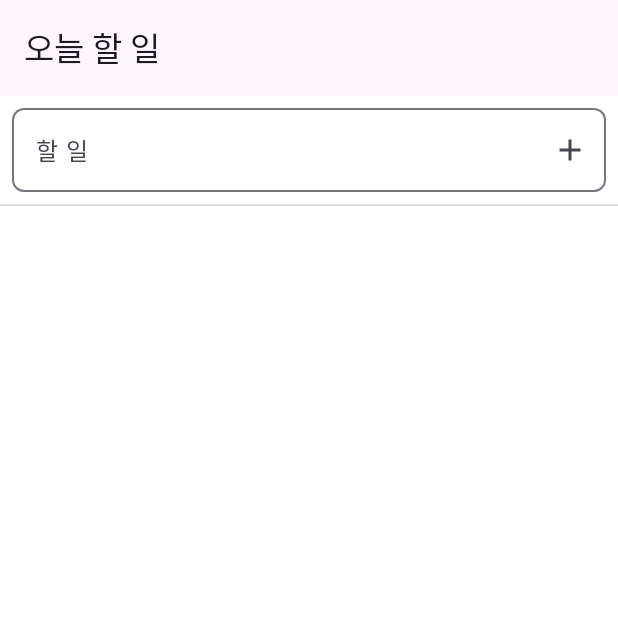
After one commit to dodragon/Compose, an Android app built with Jetpack Compose: the TodoActivity screen opened directly, with no data from a screen before it, on a phone screen of 412 x 824 dp, the top half of it. The commit adds this screen. Run offline under Robolectric (Android 15) with nearby library versions, the phone set to English and light mode, and no system bars; our stand-ins replace Room's generated code.

Commit message:
Compose Learning - Todo완료

```diff
--- a/app/build.gradle.kts
+++ b/app/build.gradle.kts
@@ -1,5 +1,6 @@
 @Suppress("DSL_SCOPE_VIOLATION") // TODO: Remove once KTIJ-19369 is fixed
 plugins {
+    kotlin("kapt")
     alias(libs.plugins.com.android.application)
     alias(libs.plugins.org.jetbrains.kotlin.android)
     alias(libs.plugins.google.android.libraries.mapsplatform.secrets.gradle.plugin)
@@ -69,6 +70,9 @@ dependencies {
     implementation(libs.fused.location.provider)
     implementation(libs.map.view)
     implementation(libs.androidx.appcompat)
+    implementation(libs.room)
+    implementation(libs.room.ktx)
+    kapt(libs.room.compiler)
     testImplementation(libs.junit)
     androidTestImplementation(libs.androidx.test.ext.junit)
     androidTestImplementation(libs.espresso.core)
--- a/app/src/main/java/com/example/compose/MainActivity.kt
+++ b/app/src/main/java/com/example/compose/MainActivity.kt
@@ -23,6 +23,7 @@ import com.example.compose.feature.GpsActivity
 import com.example.compose.feature.HorizontalMeasureActivity
 import com.example.compose.feature.ObesityCalculateActivity
 import com.example.compose.feature.StopWatchActivity
+import com.example.compose.feature.todo.ui.TodoActivity
 import com.example.compose.feature.XylophoneActivity
 import com.example.compose.feature.web.WebActivity
 import com.example.compose.ui.theme.ComposeTheme
@@ -49,7 +50,8 @@ class MainActivity : BaseActivity() {
         GalleryActivity::class.java,
         HorizontalMeasureActivity::class.java,
         XylophoneActivity::class.java,
-        GpsActivity::class.java
+        GpsActivity::class.java,
+        TodoActivity::class.java
     )
 
     override fun onCreate(savedInstanceState: Bundle?) {
--- /dev/null
+++ b/app/src/main/java/com/example/compose/feature/todo/data/data_source/TodoDatabase.kt
@@ -0,0 +1,10 @@
+package com.example.compose.feature.todo.data.data_source
+
+import androidx.room.Database
+import androidx.room.RoomDatabase
+import com.example.compose.feature.todo.domain.model.Todo
+
+@Database(entities = [Todo::class], version = 1)
+abstract class TodoDatabase : RoomDatabase() {
+    abstract fun todoDao(): TodoDao
+}
--- /dev/null
+++ b/app/src/main/java/com/example/compose/feature/todo/data/repository/TodoRepositoryImpl.kt
@@ -0,0 +1,35 @@
+package com.example.compose.feature.todo.data.repository
+
+import android.app.Application
+import androidx.room.Room
+import com.example.compose.feature.todo.data.data_source.TodoDatabase
+import com.example.compose.feature.todo.domain.model.Todo
+import com.example.compose.feature.todo.domain.repository.TodoRepository
+import kotlinx.coroutines.flow.Flow
+
+class TodoRepositoryImpl(
+    application: Application
+) : TodoRepository {
+
+    private val db = Room.databaseBuilder(
+        application,
+        TodoDatabase::class.java,
+        "todo-db"
+    ).build()
+
+    override fun observeTodos(): Flow<List<Todo>> {
+        return db.todoDao().todos()
+    }
+
+    override suspend fun insert(entity: Todo) {
+        db.todoDao().insert(entity)
+    }
+
+    override suspend fun update(entity: Todo) {
+        db.todoDao().update(entity)
+    }
+
+    override suspend fun delete(entity: Todo) {
+        db.todoDao().delete(entity)
+    }
+}
--- /dev/null
+++ b/app/src/main/java/com/example/compose/feature/todo/domain/repository/TodoRepository.kt
@@ -0,0 +1,11 @@
+package com.example.compose.feature.todo.domain.repository
+
+import com.example.compose.feature.todo.domain.model.Todo
+import kotlinx.coroutines.flow.Flow
+
+interface TodoRepository {
+    fun observeTodos(): Flow<List<Todo>>
+    suspend fun insert(entity: Todo)
+    suspend fun update(entity: Todo)
+    suspend fun delete(entity: Todo)
+}
--- /dev/null
+++ b/app/src/main/java/com/example/compose/feature/todo/domain/util/TodoViewModelFactory.kt
@@ -0,0 +1,26 @@
+package com.example.compose.feature.todo.domain.util
+
+import android.app.Application
+import androidx.lifecycle.ViewModel
+import androidx.lifecycle.ViewModelProvider
+import androidx.lifecycle.viewmodel.CreationExtras
+import com.example.compose.feature.todo.data.repository.TodoRepositoryImpl
+import com.example.compose.feature.todo.domain.repository.TodoRepository
+import com.example.compose.feature.todo.ui.main.TodoViewModel
+import kotlin.reflect.KClass
+
+class TodoViewModelFactory(
+    private val application: Application,
+    private val todoRepository: TodoRepository = TodoRepositoryImpl(application)
+) : ViewModelProvider.AndroidViewModelFactory(application) {
+
+    override fun <T : ViewModel> create(modelClass: Class<T>): T {
+        if(modelClass.isAssignableFrom(TodoViewModel::class.java)) {
+            return TodoViewModel(
+                application = application,
+                todoRepo = todoRepository
+            ) as T
+        }
+        return super.create(modelClass)
+    }
+}
--- /dev/null
+++ b/app/src/main/java/com/example/compose/feature/todo/ui/TodoActivity.kt
@@ -0,0 +1,33 @@
+package com.example.compose.feature.todo.ui
+
+import android.os.Bundle
+import androidx.activity.compose.setContent
+import androidx.activity.enableEdgeToEdge
+import androidx.compose.runtime.Composable
+import androidx.lifecycle.viewmodel.compose.viewModel
+import com.example.compose.base.BaseActivity
+import com.example.compose.feature.todo.domain.util.TodoViewModelFactory
+import com.example.compose.feature.todo.ui.main.MainScreen
+import com.example.compose.feature.todo.ui.main.TodoViewModel
+
+class TodoActivity : BaseActivity() {
+    override fun onCreate(savedInstanceState: Bundle?) {
+        super.onCreate(savedInstanceState)
+        setContent {
+            ResultView()
+        }
+    }
+
+    @Composable
+    override fun ResultView() {
+        val viewModel: TodoViewModel = viewModel(
+            factory = TodoViewModelFactory(application)
+        )
+
+        MainScreen(viewModel)
+    }
+
+    override fun onBack() {
+        finish()
+    }
+}
--- /dev/null
+++ b/app/src/main/java/com/example/compose/feature/todo/ui/main/MainScreen.kt
@@ -0,0 +1,132 @@
+package com.example.compose.feature.todo.ui.main
+
+import androidx.compose.foundation.layout.Arrangement
+import androidx.compose.foundation.layout.Column
+import androidx.compose.foundation.layout.PaddingValues
+import androidx.compose.foundation.layout.Spacer
+import androidx.compose.foundation.layout.fillMaxSize
+import androidx.compose.foundation.layout.fillMaxWidth
+import androidx.compose.foundation.layout.height
+import androidx.compose.foundation.layout.padding
+import androidx.compose.foundation.lazy.LazyColumn
+import androidx.compose.foundation.lazy.items
+import androidx.compose.foundation.shape.RoundedCornerShape
+import androidx.compose.foundation.text.KeyboardActions
+import androidx.compose.foundation.text.KeyboardOptions
+import androidx.compose.material.Divider
+import androidx.compose.material.Scaffold
+import androidx.compose.material3.ExperimentalMaterial3Api
+import androidx.compose.material3.Icon
+import androidx.compose.material3.OutlinedTextField
+import androidx.compose.material3.SnackbarHost
+import androidx.compose.material3.SnackbarHostState
+import androidx.compose.material3.SnackbarResult
+import androidx.compose.material3.Text
+import androidx.compose.material3.TopAppBar
+import androidx.compose.runtime.Composable
+import androidx.compose.runtime.mutableStateOf
+import androidx.compose.runtime.saveable.rememberSaveable
+import androidx.compose.runtime.getValue
+import androidx.compose.runtime.remember
+import androidx.compose.runtime.rememberCoroutineScope
+import androidx.compose.runtime.setValue
+import androidx.compose.ui.Modifier
+import androidx.compose.ui.graphics.Color
+import androidx.compose.ui.platform.LocalSoftwareKeyboardController
+import androidx.compose.ui.res.painterResource
+import androidx.compose.ui.text.input.ImeAction
+import androidx.compose.ui.unit.dp
+import com.example.compose.R
+import com.example.compose.feature.todo.ui.main.component.TodoItem
+import kotlinx.coroutines.launch
+
+@OptIn(ExperimentalMaterial3Api::class)
+@Composable
+fun MainScreen(
+    viewModel: TodoViewModel
+) {
+    val keyboardController = LocalSoftwareKeyboardController.current
+
+    var text by rememberSaveable {
+        mutableStateOf("")
+    }
+
+    val scope = rememberCoroutineScope()
+    val snackbarHostState = remember {
+        SnackbarHostState()
+    }
+
+    Scaffold(
+        snackbarHost = { SnackbarHost(hostState = snackbarHostState) },
+        topBar = {
+            TopAppBar(
+                title = { Text(text = "오늘 할 일") }
+            )
+        },
+    ) {
+        Column(
+            modifier = Modifier
+                .fillMaxSize()
+        ) {
+            OutlinedTextField(
+                modifier = Modifier
+                    .padding(8.dp)
+                    .fillMaxWidth(),
+                shape = RoundedCornerShape(8.dp),
+                placeholder = { Text(text = "할 일") },
+                value = text,
+                onValueChange = { changedText ->
+                    text = changedText
+                },
+                trailingIcon = {
+                    Icon(
+                        painter = painterResource(id = R.drawable.ic_baseline_add_24),
+                        contentDescription = ""
+                    )
+                },
+                maxLines = 1,
+                keyboardOptions = KeyboardOptions(imeAction = ImeAction.Done),
+                keyboardActions = KeyboardActions {
+                    viewModel.addTodo(text)
+                    text = ""
+                    keyboardController?.hide()
+                },
+            )
+
+            Divider()
+
+            LazyColumn(
+                contentPadding = PaddingValues(16.dp),
+                verticalArrangement = Arrangement.spacedBy(4.dp)
+            ) {
+                items(viewModel.items.value) { item ->
+                    Column {
+                        TodoItem(
+                            todo = item,
+                            onClick = { todo ->
+                                viewModel.toggle(todo.uid)
+                            },
+                            onDeleteClick = { todo ->
+                                viewModel.delete(todo.uid)
+                                scope.launch {
+                                    val result = snackbarHostState.showSnackbar(
+                                        message = "삭제되었습니다.",
+                                        actionLabel = "취소"
+                                    )
+
+                                    if(result == SnackbarResult.ActionPerformed) {
+                                        viewModel.restoreTodo()
+                                    }
+                                }
+                            }
+                        )
+                        Spacer(modifier = Modifier.height(16.dp))
+                        Divider(color = Color.Black, thickness = 1.dp)
+                    }
+                }
+            }
+        }
+
+        it
+    }
+}
--- /dev/null
+++ b/app/src/main/java/com/example/compose/feature/todo/ui/main/TodoViewModel.kt
@@ -0,0 +1,59 @@
+package com.example.compose.feature.todo.ui.main
+
+import android.app.Application
+import androidx.compose.runtime.State
+import androidx.compose.runtime.mutableStateOf
+import androidx.lifecycle.AndroidViewModel
+import androidx.lifecycle.viewModelScope
+import com.example.compose.feature.todo.domain.model.Todo
+import com.example.compose.feature.todo.domain.repository.TodoRepository
+import kotlinx.coroutines.launch
+
+class TodoViewModel(
+    application: Application,
+    private val todoRepo: TodoRepository
+) : AndroidViewModel(application) {
+
+    private val _items = mutableStateOf(emptyList<Todo>())
+    val items: State<List<Todo>> = _items
+
+    private var recentlyDeleteTodo: Todo? = null
+
+    fun addTodo(
+        text: String
+    ) {
+        viewModelScope.launch {
+            todoRepo.insert(Todo(title = text))
+        }
+    }
+
+    fun toggle(
+        uid: Int
+    ) {
+        val todo = _items.value.find { it.uid == uid }
+        todo?.let {
+            viewModelScope.launch {
+                todoRepo.update(it.copy(isDone = !it.isDone).apply { this.uid = it.uid })
+            }
+        }
+    }
+
+    fun delete(
+        uid: Int
+    ) {
+        val todo = _items.value.find { it.uid == uid }
+        todo?.let {
+            viewModelScope.launch {
+                todoRepo.delete(it)
+                recentlyDeleteTodo = it
+            }
+        }
+    }
+
+    fun restoreTodo() {
+        viewModelScope.launch {
+            todoRepo.insert(recentlyDeleteTodo ?: return@launch)
+            recentlyDeleteTodo = null
+        }
+    }
+}
--- /dev/null
+++ b/app/src/main/res/drawable/baseline_delete_24.xml
@@ -0,0 +1,5 @@
+<vector xmlns:android="http://schemas.android.com/apk/res/android" android:height="24dp" android:tint="#000000" android:viewportHeight="24" android:viewportWidth="24" android:width="24dp">
+
+    <path android:fillColor="@android:color/white" android:pathData="M6,19c0,1.1 0.9,2 2,2h8c1.1,0 2,-0.9 2,-2V7H6v12zM19,4h-3.5l-1,-1h-5l-1,1H5v2h14V4z"/>
+
+</vector>
--- /dev/null
+++ b/app/src/main/res/drawable/baseline_done_24.xml
@@ -0,0 +1,5 @@
+<vector xmlns:android="http://schemas.android.com/apk/res/android" android:height="24dp" android:tint="#000000" android:viewportHeight="24" android:viewportWidth="24" android:width="24dp">
+
+    <path android:fillColor="@android:color/white" android:pathData="M9,16.2L4.8,12l-1.4,1.4L9,19 21,7l-1.4,-1.4L9,16.2z"/>
+
+</vector>
--- /dev/null
+++ b/app/src/main/res/drawable/ic_baseline_add_24.xml
@@ -0,0 +1,5 @@
+<vector xmlns:android="http://schemas.android.com/apk/res/android" android:height="24dp" android:tint="#000000" android:viewportHeight="24" android:viewportWidth="24" android:width="24dp">
+
+    <path android:fillColor="@android:color/white" android:pathData="M19,13h-6v6h-2v-6H5v-2h6V5h2v6h6v2z"/>
+
+</vector>
--- a/app/src/main/res/values/strings.xml
+++ b/app/src/main/res/values/strings.xml
@@ -19,4 +19,5 @@
     <string name="title_activity_horizontal_measure">HorizontalMeasureActivity</string>
     <string name="title_activity_xylophone">XylophoneActivity</string>
     <string name="title_activity_gps">GpsActivity</string>
+    <string name="title_activity_todo">TodoActivity</string>
 </resources>
--- a/build.gradle.kts
+++ b/build.gradle.kts
@@ -4,5 +4,6 @@ plugins {
     alias(libs.plugins.com.android.application) apply false
     alias(libs.plugins.org.jetbrains.kotlin.android) apply false
     alias(libs.plugins.google.android.libraries.mapsplatform.secrets.gradle.plugin) apply false
+    alias(libs.plugins.ksp) apply false
 }
 true // Needed to make the Suppress annotation work for the plugins block
```
Also changed, not shown: app/src/main/AndroidManifest.xml (+9 -4 lines), app/src/main/java/com/example/compose/feature/todo/data/data_source/TodoDao.kt (added, +26 -0 lines), app/src/main/java/com/example/compose/feature/todo/domain/model/Todo.kt (added, +15 -0 lines), app/src/main/java/com/example/compose/feature/todo/ui/main/component/TodoItem.kt (added, +69 -0 lines), gradle/libs.versions.toml (+9 -0 lines).
